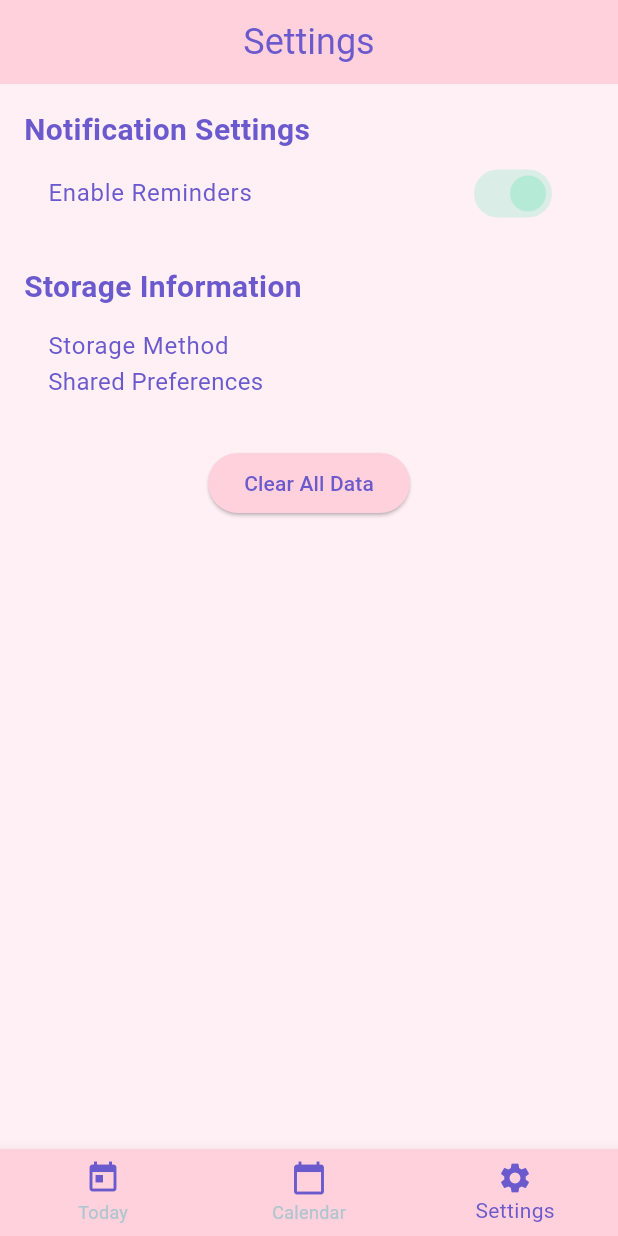
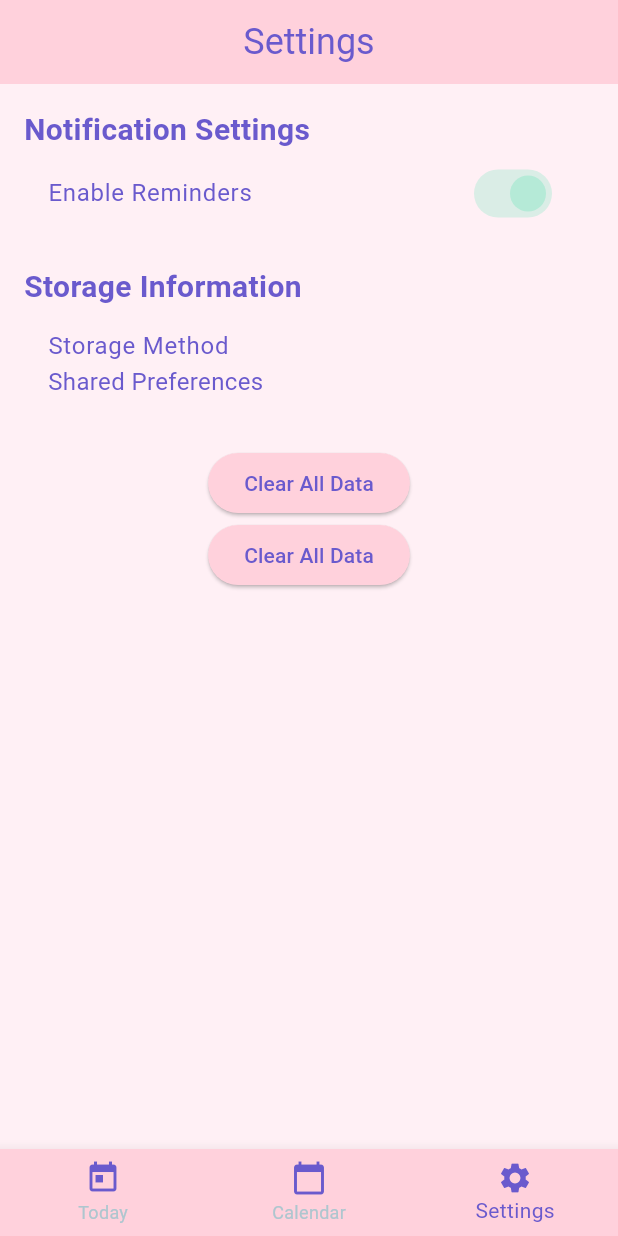
Before and after one commit to Muen1/study_planner, a Flutter app: the screen it shows after launch, item 3 of the bottom bar chosen, on a phone screen of 412 x 824 dp. Run offline on Flutter 3.47's test engine with Material 3 defaults, Android fonts, the phone set to English and light mode, and no system bars; our stand-ins replace shared_preferences, table_calendar; Roboto replaces fonts that are missing (ComicNeue, Pacifico).

```diff
--- a/lib/main.dart
+++ b/lib/main.dart
@@ -472,6 +472,23 @@ class _SettingsScreenState extends State<SettingsScreen> {
                 ),
               ),
             ),
+            Center(
+  child: ElevatedButton(
+    onPressed: () async {
+      await _taskManager.saveTasks([]);
+      ScaffoldMessenger.of(context).showSnackBar(
+        SnackBar(
+          content: Text('All data cleared'),
+          backgroundColor: Color(0xFFB5EAD7),
+        ),
+      );
+    },
+    child: Text('Clear All Data', style: TextStyle(color: Color(0xFF6A5ACD))),
+    style: ElevatedButton.styleFrom(
+      backgroundColor: Color(0xFFFFD1DC), // Pastel pink
+    ),
+  ),
+),
           ],
         ),
       ),
```
